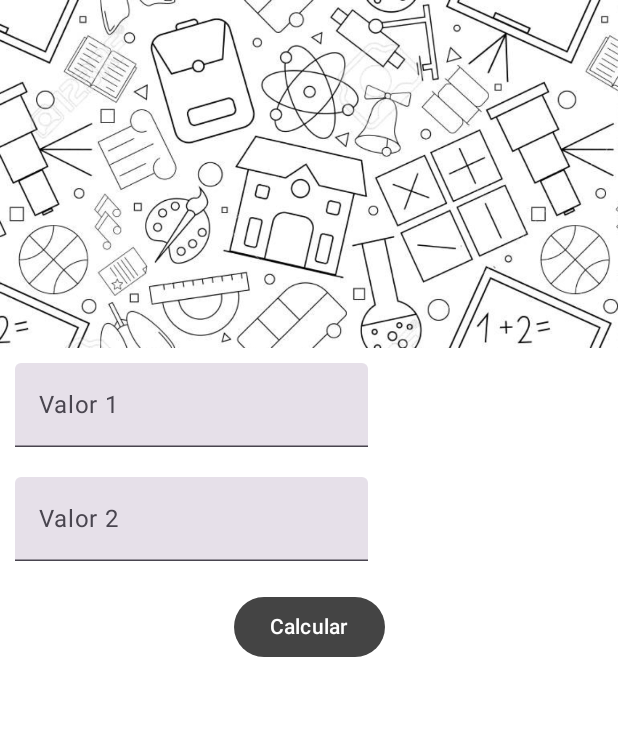
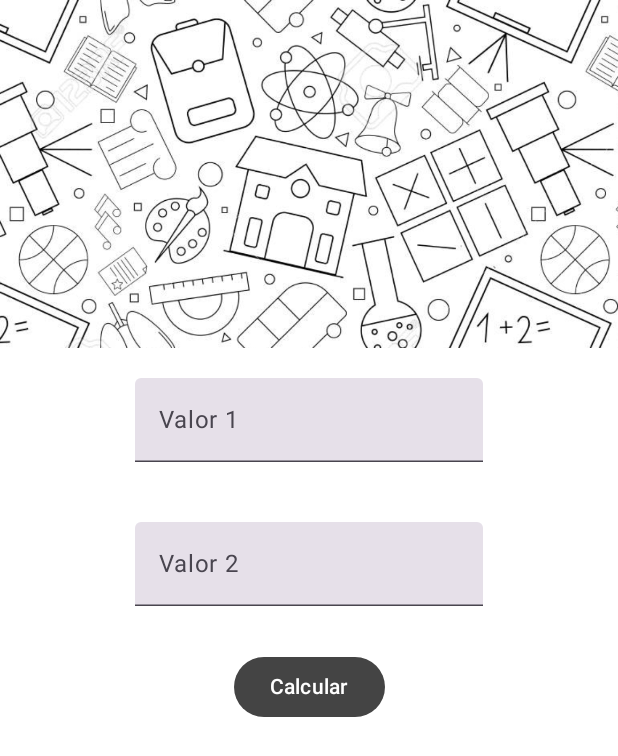
Before and after one commit to danyroh1/Android-Projects, an Android app built with Jetpack Compose: the @Preview function GreetingPreview, on a phone screen of 412 x 824 dp. Shown: the top 756 px of the screen. Run offline under Robolectric (Android 15) with nearby library versions, the phone set to English and light mode, and no system bars.

Commit message:
Practica 2

```diff
--- a/app/src/main/java/com/example/ejemplo1/MainActivity.kt
+++ b/app/src/main/java/com/example/ejemplo1/MainActivity.kt
@@ -90,8 +90,8 @@ fun TFValor1() {
         label = { Text(text = "Valor 1") },
         keyboardOptions = KeyboardOptions(keyboardType = KeyboardType.Number),
         modifier = Modifier
-            .padding(10.dp)
-            .fillMaxWidth(0.6f),
+            .padding(horizontal = 90.dp, vertical = 20.dp)
+            .fillMaxWidth(1f),
         onValueChange = { it ->
             text = it
         }
@@ -106,8 +106,8 @@ fun TFValor2() {
         label = { Text(text = "Valor 2") },
         keyboardOptions = KeyboardOptions(keyboardType = KeyboardType.Number),
         modifier = Modifier
-            .padding(10.dp)
-            .fillMaxWidth(0.6f),
+            .padding(horizontal = 90.dp, vertical = 20.dp)
+            .fillMaxWidth(1f),
         onValueChange = { it ->
             text = it
         }
```
